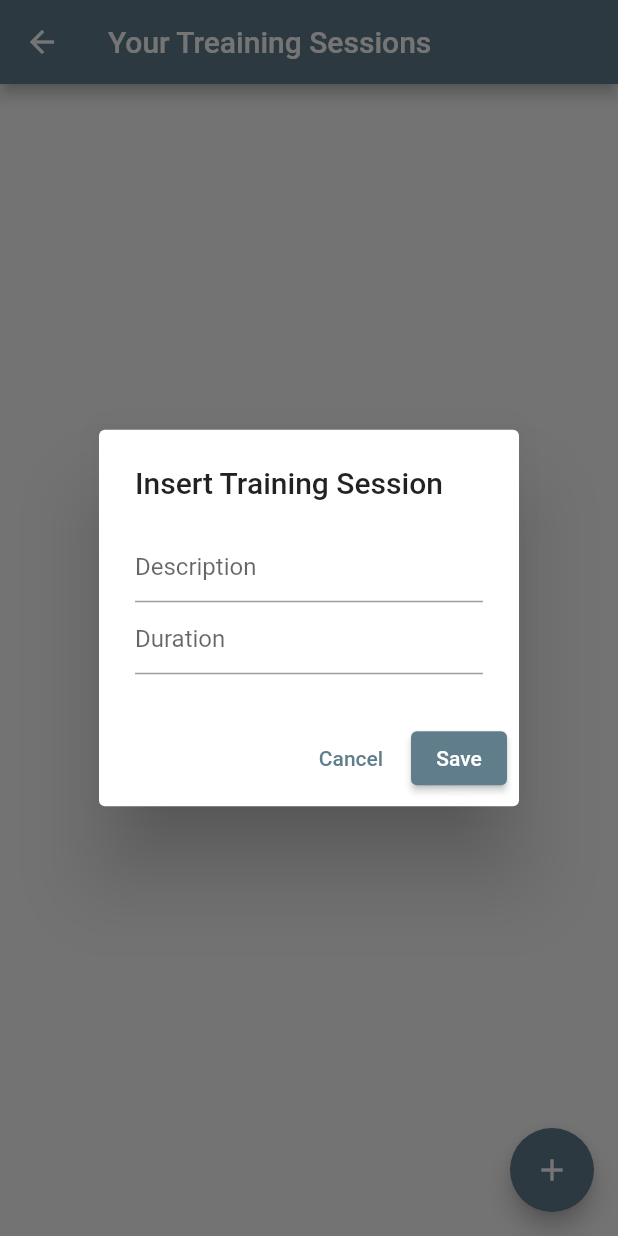
After one commit to chebihiF/Suptech_M1_2023_Flutter_atelier02_ui, a Flutter app: the SessionScreen screen opened directly, after a tap on the "add" icon, on a phone screen of 412 x 824 dp. The commit adds this screen. Run offline on Flutter 3.47's test engine with Material 2 defaults, Android fonts, the phone set to English and light mode, and no system bars; our stand-ins replace shared_preferences; accounts and stored records are empty.

Commit message:
add training app

```diff
--- /dev/null
+++ b/lib/data/session.dart
@@ -0,0 +1,24 @@
+class Session {
+  int id = 0;
+  String date = '';
+  String description = '';
+  int duration = 0;
+
+  Session(this.id, this.date, this.description, this.duration);
+
+  Session.fromJson(Map<String, dynamic> sessionMap) {
+    id = sessionMap['id'] ?? 0;
+    date = sessionMap['date'] ?? '';
+    description = sessionMap['description'] ?? '';
+    duration = sessionMap['duration'] ?? 0;
+  }
+
+  Map<String, dynamic> toJson() {
+    return {
+      'id': id,
+      'date': date,
+      'description': description,
+      'duration': duration
+    };
+  }
+}
--- /dev/null
+++ b/lib/data/sp_helper.dart
@@ -0,0 +1,39 @@
+import 'dart:convert';
+
+import 'package:atelier02_ui/data/session.dart';
+import 'package:shared_preferences/shared_preferences.dart';
+
+class SPHelper {
+  static late SharedPreferences prefs;
+
+  Future init() async {
+    prefs = await SharedPreferences.getInstance();
+  }
+
+  Future writeSession(Session session) async {
+    prefs.setString(session.id.toString(), json.encode(session.toJson()));
+  }
+
+  List<Session> getSessions() {
+    List<Session> sessions = [];
+    Set<String> keys = prefs.getKeys();
+    keys.forEach((String key) {
+      if (key != 'counter') {
+        Session session =
+            Session.fromJson(json.decode(prefs.getString(key) ?? ''));
+        sessions.add(session);
+      }
+    });
+    return sessions;
+  }
+
+  Future setCounter() async {
+    int counter = prefs.getInt('counter') ?? 1;
+    counter++;
+    await prefs.setInt('counter', counter);
+  }
+
+  int getCounter() {
+    return prefs.getInt('counter') ?? 1;
+  }
+}
--- /dev/null
+++ b/lib/screens/sessions_screen.dart
@@ -0,0 +1,105 @@
+import 'package:atelier02_ui/data/session.dart';
+import 'package:atelier02_ui/data/sp_helper.dart';
+import 'package:flutter/material.dart';
+
+class SessionScreen extends StatefulWidget {
+  const SessionScreen({super.key});
+
+  @override
+  State<SessionScreen> createState() => _SessionScreenState();
+}
+
+class _SessionScreenState extends State<SessionScreen> {
+  List<Session> sessions = [];
+  final TextEditingController txtDescription = TextEditingController();
+  final TextEditingController txtDurration = TextEditingController();
+  SPHelper helper = SPHelper();
+
+  @override
+  void initState() {
+    helper.init().then((value) {
+      updarteScreen();
+    });
+    super.initState();
+  }
+
+  @override
+  Widget build(BuildContext context) {
+    return Scaffold(
+      appBar: AppBar(
+        title: const Text('Your Treaining Sessions'),
+      ),
+      body: ListView(children: getContent()),
+      floatingActionButton: FloatingActionButton(
+        child: const Icon(Icons.add),
+        onPressed: () {
+          showSessionDialog(context);
+        },
+      ),
+    );
+  }
+
+  Future<dynamic> showSessionDialog(BuildContext context) async {
+    return showDialog(
+        context: context,
+        builder: (BuildContext context) {
+          return AlertDialog(
+            title: const Text("Insert Training Session"),
+            content: SingleChildScrollView(
+                child: Column(
+              children: [
+                TextField(
+                  controller: txtDescription,
+                  decoration: const InputDecoration(hintText: 'Description'),
+                ),
+                TextField(
+                  controller: txtDurration,
+                  decoration: const InputDecoration(hintText: 'Duration'),
+                )
+              ],
+            )),
+            actions: [
+              TextButton(
+                  onPressed: () {
+                    Navigator.pop(context);
+                    txtDescription.text = '';
+                    txtDurration.text = '';
+                  },
+                  child: const Text('Cancel')),
+              ElevatedButton(onPressed: saveSession, child: const Text('Save'))
+            ],
+          );
+        });
+  }
+
+  Future saveSession() async {
+    DateTime now = DateTime.now();
+    String today = '${now.year} - ${now.month} - ${now.day}';
+    int id = helper.getCounter();
+    Session session = Session(
+        id, today, txtDescription.text, int.tryParse(txtDurration.text) ?? 0);
+    helper.writeSession(session).then((_) {
+      updarteScreen();
+      helper.setCounter();
+    });
+    txtDescription.text = '';
+    txtDurration.text = '';
+    Navigator.pop(context);
+  }
+
+  List<Widget> getContent() {
+    List<Widget> tiles = [];
+    for (var session in sessions) {
+      tiles.add(ListTile(
+        title: Text(session.description),
+        subtitle: Text('${session.date} - durration: ${session.duration} min'),
+      ));
+    }
+    return tiles;
+  }
+
+  void updarteScreen() {
+    sessions = helper.getSessions();
+    setState(() {});
+  }
+}
--- a/lib/shared/menu_drawer.dart
+++ b/lib/shared/menu_drawer.dart
@@ -1,5 +1,6 @@
 import 'package:atelier02_ui/screens/bmi_screen.dart';
 import 'package:atelier02_ui/screens/intro_screen.dart';
+import 'package:atelier02_ui/screens/sessions_screen.dart';
 import 'package:atelier02_ui/screens/weather_screen.dart';
 import 'package:flutter/material.dart';
 
@@ -49,6 +50,8 @@
             case 'Weather':
               screen = WeatherScreen();
               break;
+            case 'Training':
+              screen = SessionScreen();
           }
           Navigator.of(context).pop();
           Navigator.of(context)
--- a/pubspec.yaml
+++ b/pubspec.yaml
@@ -31,6 +31,7 @@
   flutter:
     sdk: flutter
   http: ^1.0.0
+  shared_preferences: ^2.1.2
 
 
   # The following adds the Cupertino Icons font to your application.
```
Also changed, not shown: pubspec.lock, 10 other files.
